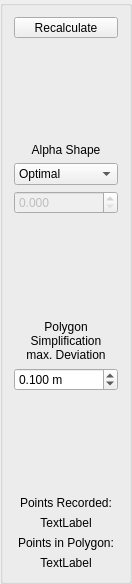
Before: the Qt Designer form src/gui/FieldsOptimitionToolbar.ui in eringerli/QtOpenGuidance, drawn with Qt 5.
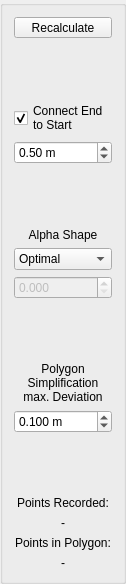
After: the same form once the commit is applied. Icons and pictures are not drawn.

Diff of the .ui file:
```diff
--- a/src/gui/FieldsOptimitionToolbar.ui
+++ b/src/gui/FieldsOptimitionToolbar.ui
@@ -6,7 +6,7 @@
    <rect>
     <x>0</x>
     <y>0</y>
-    <width>132</width>
+    <width>126</width>
     <height>584</height>
    </rect>
   </property>
@@ -43,6 +43,49 @@
      </property>
     </widget>
    </item>
+   <item>
+    <spacer name="verticalSpacer_2">
+     <property name="orientation">
+      <enum>Qt::Vertical</enum>
+     </property>
+     <property name="sizeHint" stdset="0">
+      <size>
+       <width>20</width>
+       <height>40</height>
+      </size>
+     </property>
+    </spacer>
+   </item>
+   <item>
+    <widget class="QCheckBox" name="cbConnectEndToStart">
+     <property name="text">
+      <string>Connect End
+to Start</string>
+     </property>
+     <property name="checked">
+      <bool>true</bool>
+     </property>
+    </widget>
+   </item>
+   <item>
+    <widget class="QDoubleSpinBox" name="dsbDistanceConnectingPoints">
+     <property name="suffix">
+      <string> m</string>
+     </property>
+     <property name="minimum">
+      <double>0.010000000000000</double>
+     </property>
+     <property name="maximum">
+      <double>10.000000000000000</double>
+     </property>
+     <property name="singleStep">
+      <double>0.100000000000000</double>
+     </property>
+     <property name="value">
+      <double>0.500000000000000</double>
+     </property>
+    </widget>
+   </item>
    <item>
     <spacer name="verticalSpacer">
      <property name="orientation">
@@ -190,7 +233,7 @@
    <item>
     <widget class="QLabel" name="lbPointsRecorded">
      <property name="text">
-      <string>TextLabel</string>
+      <string>-</string>
      </property>
      <property name="alignment">
       <set>Qt::AlignCenter</set>
@@ -210,7 +253,7 @@
    <item>
     <widget class="QLabel" name="lbPointsInPolygon">
      <property name="text">
-      <string>TextLabel</string>
+      <string>-</string>
      </property>
      <property name="alignment">
       <set>Qt::AlignCenter</set>
```
